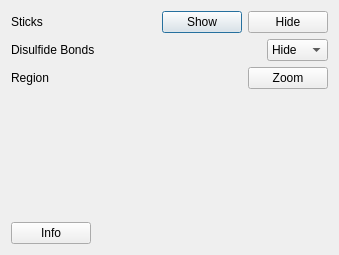
This is pyssa/gui/ui/forms/hotspots_protein_regions_view.ui in urban233/PySSA as Qt 5 draws it before an edit. The edited form follows.
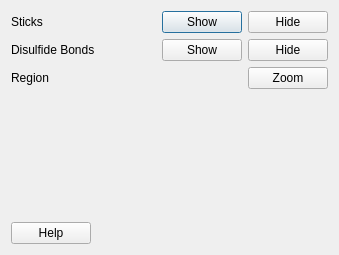
This is the edited form.

Commit message: fix: show and hide disulfide bonds in hotspots

```diff
--- a/pyssa/gui/ui/forms/hotspots_protein_regions_view.ui
+++ b/pyssa/gui/ui/forms/hotspots_protein_regions_view.ui
@@ -75,17 +75,17 @@
       </spacer>
      </item>
      <item>
-      <widget class="QComboBox" name="cb_disulfide_bonds">
-       <item>
-        <property name="text">
-         <string>Hide</string>
-        </property>
-       </item>
-       <item>
+      <widget class="QPushButton" name="btn_disulfide_bonds_show">
         <property name="text">
          <string>Show</string>
         </property>
-       </item>
+      </widget>
+     </item>
+     <item>
+      <widget class="QPushButton" name="btn_disulfide_bonds_hide">
+       <property name="text">
+        <string>Hide</string>
+       </property>
       </widget>
      </item>
     </layout>
@@ -139,7 +139,7 @@
      <item>
       <widget class="QPushButton" name="btn_help">
        <property name="text">
-        <string>Info</string>
+        <string>Help</string>
        </property>
       </widget>
      </item>
```
Lines whose indentation alone changed are shown as unchanged. The commit also changes 3 other files.
